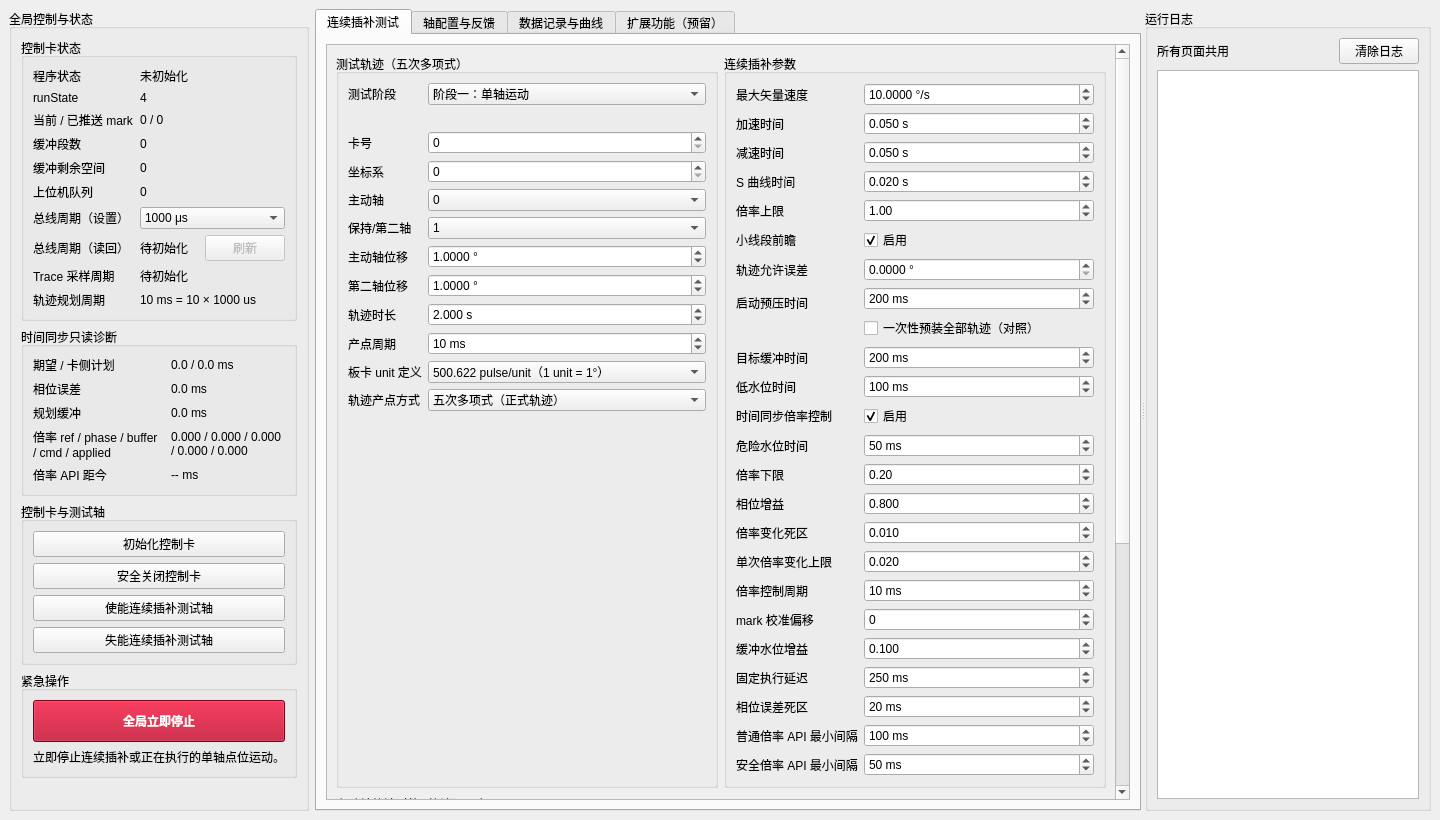
yzj148162-cmyk/E5000-ContiInterpolation, file conti_ctrl/mainwindow.ui: the form before one commit.
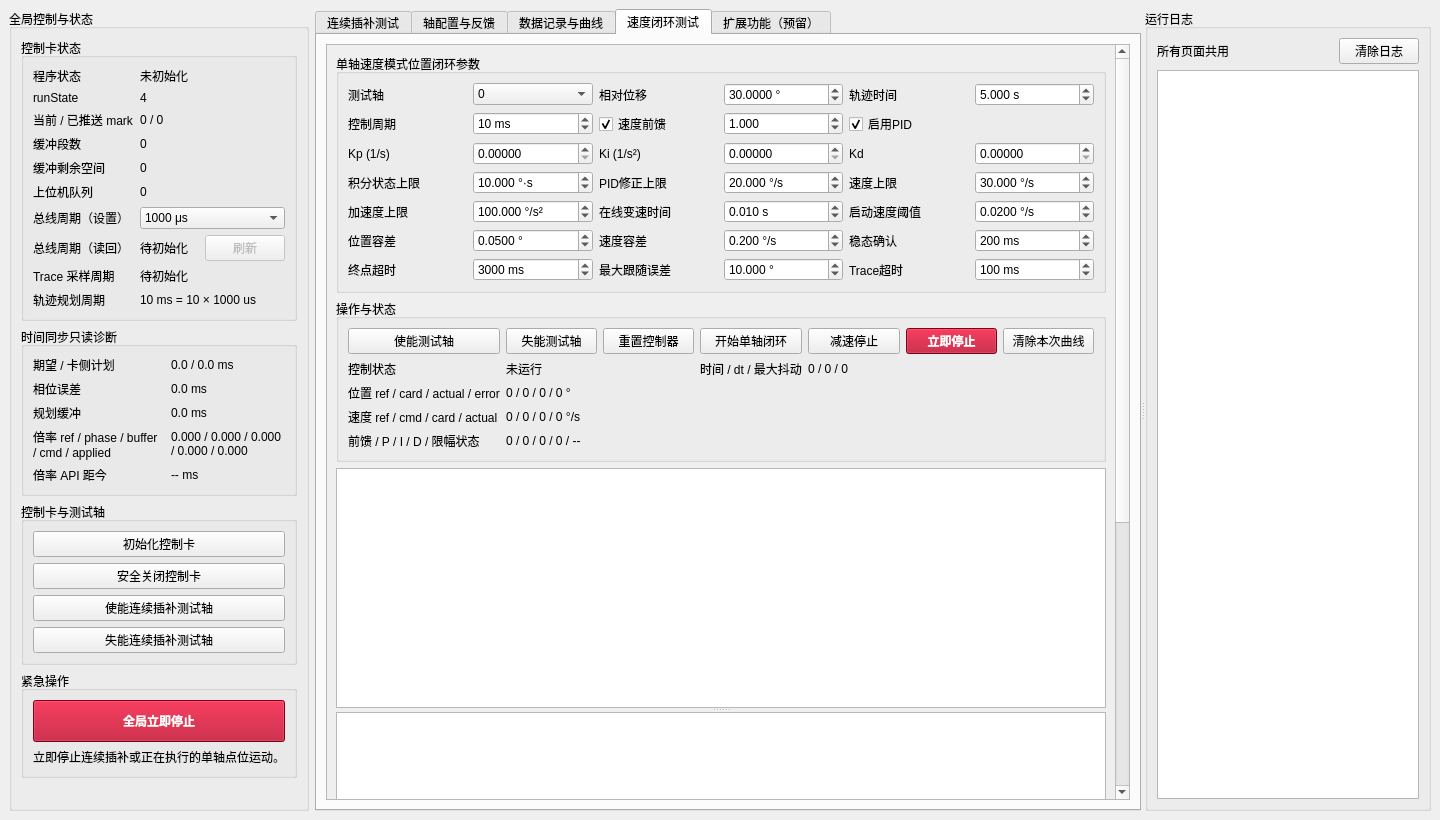
The form after the commit. The open tabs and pages were chosen to show the change. Custom widgets are drawn as their Qt base class.

Commit message: 新增速度模式位置闭环测试

Patch:
```diff
--- a/conti_ctrl/mainwindow.ui
+++ b/conti_ctrl/mainwindow.ui
@@ -1886,6 +1886,116 @@
          </item>
         </layout>
        </widget>
+       <widget class="QWidget" name="velocityControlTab">
+        <attribute name="title">
+         <string>速度闭环测试</string>
+        </attribute>
+        <layout class="QVBoxLayout" name="velocityControlTabLayout">
+         <item>
+          <widget class="QScrollArea" name="velocityControlScrollArea">
+           <property name="widgetResizable">
+            <bool>true</bool>
+           </property>
+           <widget class="QWidget" name="velocityControlScrollContent">
+            <property name="geometry">
+             <rect><x>0</x><y>0</y><width>1000</width><height>1300</height></rect>
+            </property>
+            <layout class="QVBoxLayout" name="velocityControlContentLayout">
+             <item>
+              <widget class="QGroupBox" name="velocityControlParameterGroup">
+               <property name="title"><string>单轴速度模式位置闭环参数</string></property>
+               <layout class="QGridLayout" name="velocityControlParameterLayout">
+                <item row="0" column="0"><widget class="QLabel" name="velocityAxisLabel"><property name="text"><string>测试轴</string></property></widget></item>
+                <item row="0" column="1">
+                 <widget class="QComboBox" name="velocityAxisCombo">
+                  <item><property name="text"><string>0</string></property></item><item><property name="text"><string>1</string></property></item>
+                  <item><property name="text"><string>2</string></property></item><item><property name="text"><string>3</string></property></item>
+                  <item><property name="text"><string>4</string></property></item><item><property name="text"><string>5</string></property></item>
+                  <item><property name="text"><string>6</string></property></item><item><property name="text"><string>7</string></property></item>
+                 </widget>
+                </item>
+                <item row="0" column="2"><widget class="QLabel" name="velocityDeltaLabel"><property name="text"><string>相对位移</string></property></widget></item>
+                <item row="0" column="3"><widget class="QDoubleSpinBox" name="velocityDeltaSpin"><property name="decimals"><number>4</number></property><property name="minimum"><double>-1000000.000000000000000</double></property><property name="maximum"><double>1000000.000000000000000</double></property><property name="value"><double>30.000000000000000</double></property><property name="suffix"><string> °</string></property></widget></item>
+                <item row="0" column="4"><widget class="QLabel" name="velocityDurationLabel"><property name="text"><string>轨迹时间</string></property></widget></item>
+                <item row="0" column="5"><widget class="QDoubleSpinBox" name="velocityDurationSpin"><property name="decimals"><number>3</number></property><property name="minimum"><double>0.100000000000000</double></property><property name="maximum"><double>3600.000000000000000</double></property><property name="value"><double>5.000000000000000</double></property><property name="suffix"><string> s</string></property></widget></item>
+                <item row="1" column="0"><widget class="QLabel" name="velocityControlPeriodLabel"><property name="text"><string>控制周期</string></property></widget></item>
+                <item row="1" column="1"><widget class="QSpinBox" name="velocityControlPeriodSpin"><property name="minimum"><number>1</number></property><property name="maximum"><number>100</number></property><property name="value"><number>10</number></property><property name="suffix"><string> ms</string></property></widget></item>
+                <item row="1" column="2"><widget class="QCheckBox" name="velocityFeedforwardCheck"><property name="text"><string>速度前馈</string></property><property name="checked"><bool>true</bool></property></widget></item>
+                <item row="1" column="3"><widget class="QDoubleSpinBox" name="velocityFeedforwardGainSpin"><property name="decimals"><number>3</number></property><property name="minimum"><double>0.000000000000000</double></property><property name="maximum"><double>5.000000000000000</double></property><property name="value"><double>1.000000000000000</double></property></widget></item>
+                <item row="1" column="4"><widget class="QCheckBox" name="velocityPidEnableCheck"><property name="text"><string>启用PID</string></property><property name="checked"><bool>true</bool></property></widget></item>
+                <item row="2" column="0"><widget class="QLabel" name="velocityKpLabel"><property name="text"><string>Kp (1/s)</string></property></widget></item>
+                <item row="2" column="1"><widget class="QDoubleSpinBox" name="velocityKpSpin"><property name="decimals"><number>5</number></property><property name="maximum"><double>1000.000000000000000</double></property></widget></item>
+                <item row="2" column="2"><widget class="QLabel" name="velocityKiLabel"><property name="text"><string>Ki (1/s²)</string></property></widget></item>
+                <item row="2" column="3"><widget class="QDoubleSpinBox" name="velocityKiSpin"><property name="decimals"><number>5</number></property><property name="maximum"><double>1000.000000000000000</double></property></widget></item>
+                <item row="2" column="4"><widget class="QLabel" name="velocityKdLabel"><property name="text"><string>Kd</string></property></widget></item>
+                <item row="2" column="5"><widget class="QDoubleSpinBox" name="velocityKdSpin"><property name="decimals"><number>5</number></property><property name="maximum"><double>1000.000000000000000</double></property></widget></item>
+                <item row="3" column="0"><widget class="QLabel" name="velocityIntegralLimitLabel"><property name="text"><string>积分状态上限</string></property></widget></item>
+                <item row="3" column="1"><widget class="QDoubleSpinBox" name="velocityIntegralLimitSpin"><property name="decimals"><number>3</number></property><property name="maximum"><double>100000.000000000000000</double></property><property name="value"><double>10.000000000000000</double></property><property name="suffix"><string> °·s</string></property></widget></item>
+                <item row="3" column="2"><widget class="QLabel" name="velocityMaxCorrectionLabel"><property name="text"><string>PID修正上限</string></property></widget></item>
+                <item row="3" column="3"><widget class="QDoubleSpinBox" name="velocityMaxCorrectionSpin"><property name="decimals"><number>3</number></property><property name="maximum"><double>10000.000000000000000</double></property><property name="value"><double>20.000000000000000</double></property><property name="suffix"><string> °/s</string></property></widget></item>
+                <item row="3" column="4"><widget class="QLabel" name="velocityMaxSpeedLabel"><property name="text"><string>速度上限</string></property></widget></item>
+                <item row="3" column="5"><widget class="QDoubleSpinBox" name="velocityMaxSpeedSpin"><property name="decimals"><number>3</number></property><property name="minimum"><double>0.001000000000000</double></property><property name="maximum"><double>10000.000000000000000</double></property><property name="value"><double>30.000000000000000</double></property><property name="suffix"><string> °/s</string></property></widget></item>
+                <item row="4" column="0"><widget class="QLabel" name="velocityMaxAccelerationLabel"><property name="text"><string>加速度上限</string></property></widget></item>
+                <item row="4" column="1"><widget class="QDoubleSpinBox" name="velocityMaxAccelerationSpin"><property name="decimals"><number>3</number></property><property name="minimum"><double>0.001000000000000</double></property><property name="maximum"><double>100000.000000000000000</double></property><property name="value"><double>100.000000000000000</double></property><property name="suffix"><string> °/s²</string></property></widget></item>
+                <item row="4" column="2"><widget class="QLabel" name="velocityChangeTimeLabel"><property name="text"><string>在线变速时间</string></property></widget></item>
+                <item row="4" column="3"><widget class="QDoubleSpinBox" name="velocityChangeTimeSpin"><property name="decimals"><number>3</number></property><property name="minimum"><double>0.000000000000000</double></property><property name="maximum"><double>1.000000000000000</double></property><property name="singleStep"><double>0.010000000000000</double></property><property name="value"><double>0.010000000000000</double></property><property name="suffix"><string> s</string></property></widget></item>
+                <item row="4" column="4"><widget class="QLabel" name="velocityStartThresholdLabel"><property name="text"><string>启动速度阈值</string></property></widget></item>
+                <item row="4" column="5"><widget class="QDoubleSpinBox" name="velocityStartThresholdSpin"><property name="decimals"><number>4</number></property><property name="minimum"><double>0.000100000000000</double></property><property name="maximum"><double>1000.000000000000000</double></property><property name="value"><double>0.020000000000000</double></property><property name="suffix"><string> °/s</string></property></widget></item>
+                <item row="5" column="0"><widget class="QLabel" name="velocityPositionToleranceLabel"><property name="text"><string>位置容差</string></property></widget></item>
+                <item row="5" column="1"><widget class="QDoubleSpinBox" name="velocityPositionToleranceSpin"><property name="decimals"><number>4</number></property><property name="minimum"><double>0.000100000000000</double></property><property name="maximum"><double>1000.000000000000000</double></property><property name="value"><double>0.050000000000000</double></property><property name="suffix"><string> °</string></property></widget></item>
+                <item row="5" column="2"><widget class="QLabel" name="velocitySpeedToleranceLabel"><property name="text"><string>速度容差</string></property></widget></item>
+                <item row="5" column="3"><widget class="QDoubleSpinBox" name="velocitySpeedToleranceSpin"><property name="decimals"><number>3</number></property><property name="minimum"><double>0.001000000000000</double></property><property name="maximum"><double>1000.000000000000000</double></property><property name="value"><double>0.200000000000000</double></property><property name="suffix"><string> °/s</string></property></widget></item>
+                <item row="5" column="4"><widget class="QLabel" name="velocityStableDwellLabel"><property name="text"><string>稳态确认</string></property></widget></item>
+                <item row="5" column="5"><widget class="QSpinBox" name="velocityStableDwellSpin"><property name="minimum"><number>10</number></property><property name="maximum"><number>10000</number></property><property name="value"><number>200</number></property><property name="suffix"><string> ms</string></property></widget></item>
+                <item row="6" column="0"><widget class="QLabel" name="velocityFinishTimeoutLabel"><property name="text"><string>终点超时</string></property></widget></item>
+                <item row="6" column="1"><widget class="QSpinBox" name="velocityFinishTimeoutSpin"><property name="minimum"><number>10</number></property><property name="maximum"><number>60000</number></property><property name="value"><number>3000</number></property><property name="suffix"><string> ms</string></property></widget></item>
+                <item row="6" column="2"><widget class="QLabel" name="velocityMaxFollowingErrorLabel"><property name="text"><string>最大跟随误差</string></property></widget></item>
+                <item row="6" column="3"><widget class="QDoubleSpinBox" name="velocityMaxFollowingErrorSpin"><property name="decimals"><number>3</number></property><property name="minimum"><double>0.001000000000000</double></property><property name="maximum"><double>100000.000000000000000</double></property><property name="value"><double>10.000000000000000</double></property><property name="suffix"><string> °</string></property></widget></item>
+                <item row="6" column="4"><widget class="QLabel" name="velocityTraceTimeoutLabel"><property name="text"><string>Trace超时</string></property></widget></item>
+                <item row="6" column="5"><widget class="QSpinBox" name="velocityTraceTimeoutSpin"><property name="minimum"><number>10</number></property><property name="maximum"><number>10000</number></property><property name="value"><number>100</number></property><property name="suffix"><string> ms</string></property></widget></item>
+               </layout>
+              </widget>
+             </item>
+             <item>
+              <widget class="QGroupBox" name="velocityControlOperationGroup">
+               <property name="title"><string>操作与状态</string></property>
+               <layout class="QGridLayout" name="velocityControlOperationLayout">
+                <item row="0" column="0"><widget class="QPushButton" name="velocityEnableAxisButton"><property name="text"><string>使能测试轴</string></property></widget></item>
+                <item row="0" column="1"><widget class="QPushButton" name="velocityDisableAxisButton"><property name="text"><string>失能测试轴</string></property></widget></item>
+                <item row="0" column="2"><widget class="QPushButton" name="velocityResetButton"><property name="text"><string>重置控制器</string></property></widget></item>
+                <item row="0" column="3"><widget class="QPushButton" name="velocityStartButton"><property name="text"><string>开始单轴闭环</string></property></widget></item>
+                <item row="0" column="4"><widget class="QPushButton" name="velocityStopButton"><property name="text"><string>减速停止</string></property></widget></item>
+                <item row="0" column="5"><widget class="QPushButton" name="velocityEmergencyStopButton"><property name="text"><string>立即停止</string></property><property name="styleSheet"><string notr="true">background-color:#b00020;color:white;font-weight:bold;</string></property></widget></item>
+                <item row="0" column="6"><widget class="QPushButton" name="velocityClearCurvesButton"><property name="text"><string>清除本次曲线</string></property></widget></item>
+                <item row="1" column="0"><widget class="QLabel" name="velocityStateLabel"><property name="text"><string>控制状态</string></property></widget></item>
+                <item row="1" column="1" colspan="2"><widget class="QLabel" name="velocityStateValueLabel"><property name="text"><string>未运行</string></property></widget></item>
+                <item row="1" column="3"><widget class="QLabel" name="velocityTimingLabel"><property name="text"><string>时间 / dt / 最大抖动</string></property></widget></item>
+                <item row="1" column="4" colspan="3"><widget class="QLabel" name="velocityTimingValueLabel"><property name="text"><string>0 / 0 / 0</string></property></widget></item>
+                <item row="2" column="0"><widget class="QLabel" name="velocityPositionStatusLabel"><property name="text"><string>位置 ref / card / actual / error</string></property></widget></item>
+                <item row="2" column="1" colspan="6"><widget class="QLabel" name="velocityPositionStatusValueLabel"><property name="text"><string>0 / 0 / 0 / 0 °</string></property></widget></item>
+                <item row="3" column="0"><widget class="QLabel" name="velocitySpeedStatusLabel"><property name="text"><string>速度 ref / cmd / card / actual</string></property></widget></item>
+                <item row="3" column="1" colspan="6"><widget class="QLabel" name="velocitySpeedStatusValueLabel"><property name="text"><string>0 / 0 / 0 / 0 °/s</string></property></widget></item>
+                <item row="4" column="0"><widget class="QLabel" name="velocityPidStatusLabel"><property name="text"><string>前馈 / P / I / D / 限幅状态</string></property></widget></item>
+                <item row="4" column="1" colspan="6"><widget class="QLabel" name="velocityPidStatusValueLabel"><property name="text"><string>0 / 0 / 0 / 0 / --</string></property></widget></item>
+               </layout>
+              </widget>
+             </item>
+             <item>
+              <widget class="QSplitter" name="velocityControlChartSplitter">
+               <property name="orientation"><enum>Qt::Orientation::Vertical</enum></property>
+               <property name="childrenCollapsible"><bool>false</bool></property>
+               <widget class="QChartView" name="velocityPositionChartView"><property name="minimumSize"><size><width>0</width><height>240</height></size></property></widget>
+               <widget class="QChartView" name="velocityErrorChartView"><property name="minimumSize"><size><width>0</width><height>220</height></size></property></widget>
+               <widget class="QChartView" name="velocitySpeedChartView"><property name="minimumSize"><size><width>0</width><height>240</height></size></property></widget>
+              </widget>
+             </item>
+             <item><widget class="QLabel" name="velocityControlHintLabel"><property name="text"><string>控制数据按控制周期产生；UI 每 50 ms 绘制最新快照。运行结束或停止后曲线立即停止追加。首次试验请先关闭 PID，仅用低速前馈核对 Trace type 3/4 的单位和方向。</string></property><property name="wordWrap"><bool>true</bool></property></widget></item>
+            </layout>
+           </widget>
+          </widget>
+         </item>
+        </layout>
+       </widget>
        <widget class="QWidget" name="extensionTab">
         <attribute name="title">
          <string>扩展功能（预留）</string>
```
The commit also changes 19 other files.
